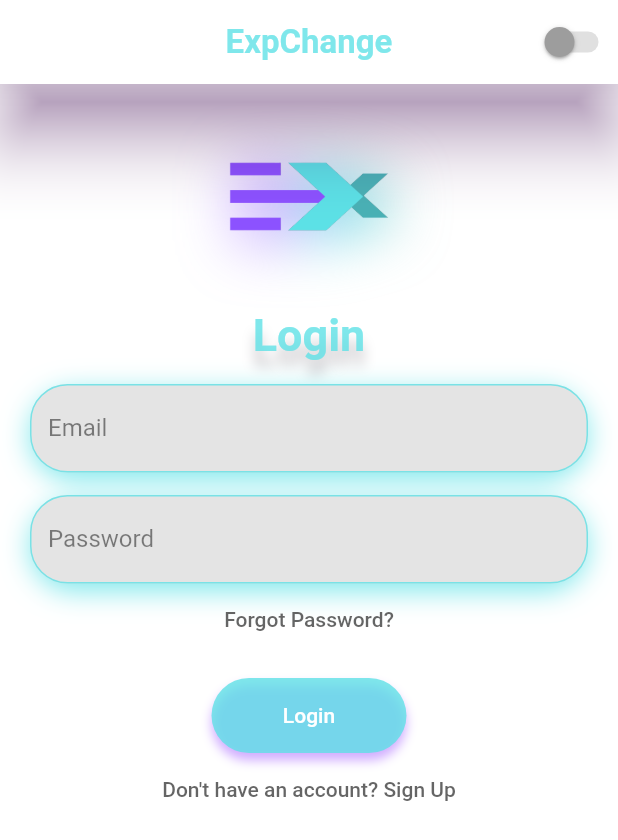
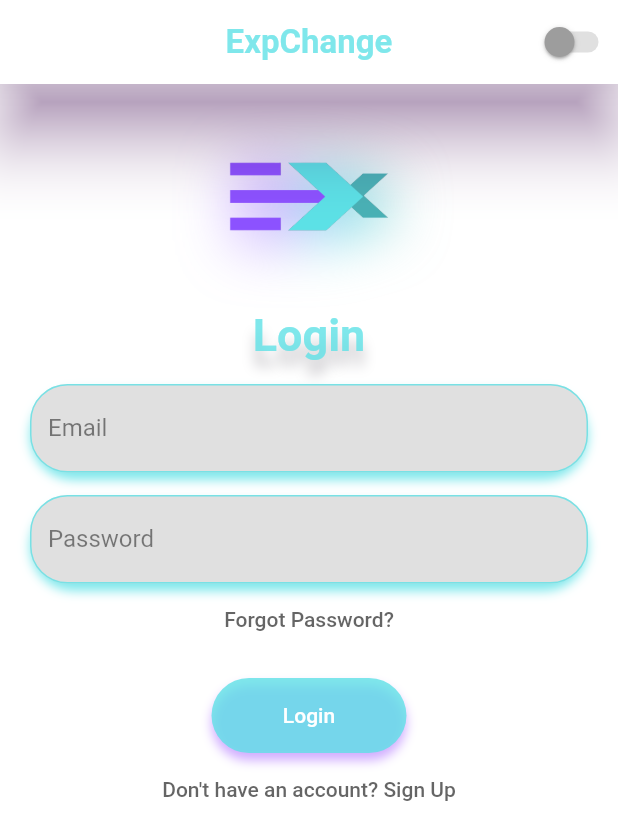
Before and after one commit to MaythamGhaly/exchange-app, a Flutter app: the screen it shows after launch, on a phone screen of 412 x 824 dp. Shown: the top 840 px of the screen. Run offline on Flutter 3.47's test engine with Material 2 defaults, Android fonts, the phone set to English and light mode, and no system bars; drawn by our look-alikes of drop_shadow_image; our stand-ins replace carousel_slider, shared_preferences.

Commit message:
frontend: fix textfield with theme

```diff
--- a/frontend/lib/screens/components/customTextForm.dart
+++ b/frontend/lib/screens/components/customTextForm.dart
@@ -17,7 +17,7 @@ class CustomTextForm {
         boxShadow: [
           const BoxShadow(
             color: Color.fromARGB(200, 92, 225, 230),
-            blurRadius: 15,
+            blurRadius: 5,
             offset: Offset(0, 5),
           ),
         ],
@@ -32,13 +32,13 @@ class CustomTextForm {
                     width: 1, color: Color.fromARGB(200, 92, 225, 230)),
               ),
               filled: true,
-              fillColor: Color.fromARGB(255, 228, 228, 228),
+              fillColor: Color.fromARGB(255, 224, 224, 224),
               labelText: labelText,
               hintText: hintText,
-              hintStyle: const TextStyle(
+              hintStyle: TextStyle(
                 color: Color.fromARGB(123, 0, 0, 0),
               ),
-              labelStyle: const TextStyle(
+              labelStyle: TextStyle(
                 color: Color.fromARGB(123, 0, 0, 0),
               ),
               focusedBorder: OutlineInputBorder(
```
